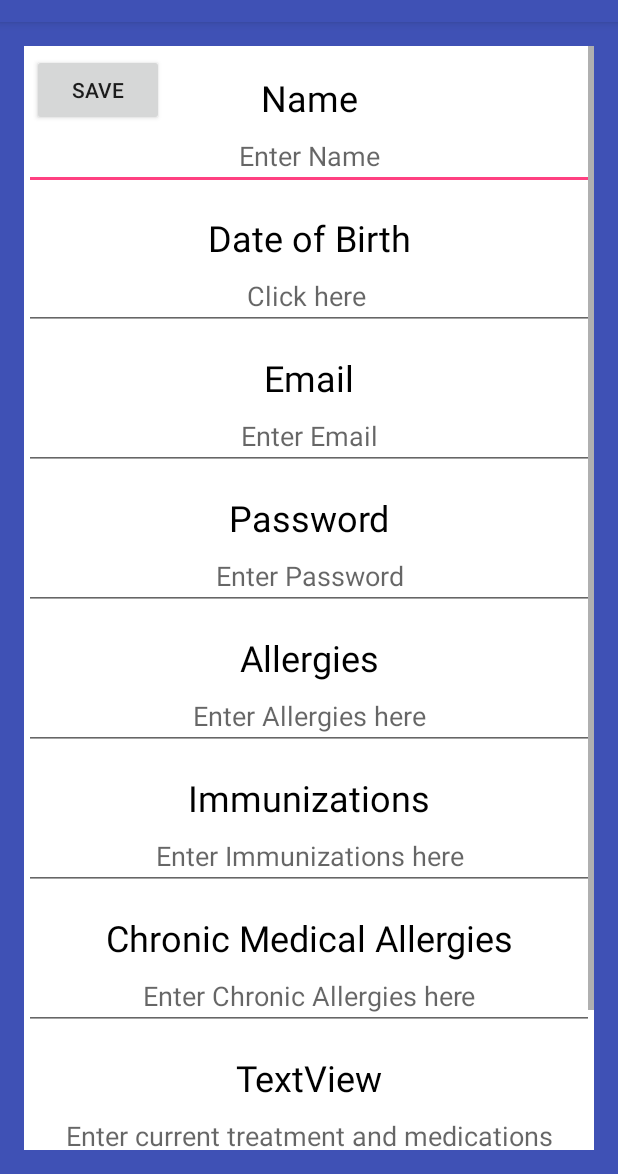
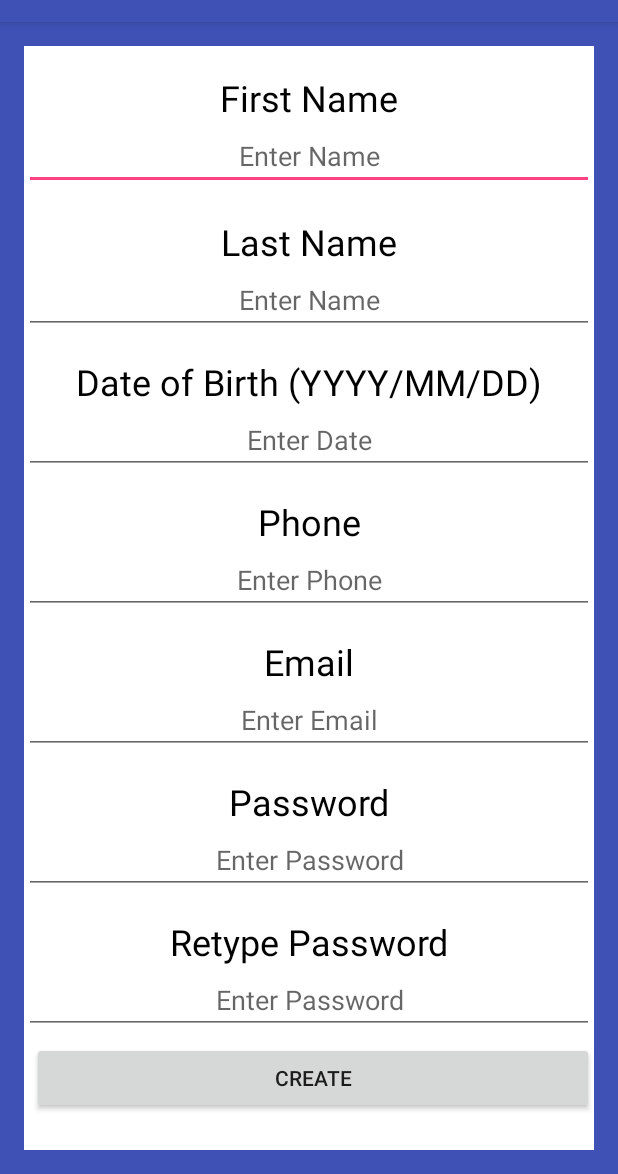
Before and after one commit to Team11-MedAppJam/HealthCombinder, an Android app: the CreateAccount screen opened directly, with no data from a screen before it, on a phone screen of 412 x 824 dp, the part 62-1236 px from its top. Run offline under Robolectric (Android 15) with nearby library versions, the phone set to English and light mode, and no system bars.

Commit message:
Create Account, Timeline changes
Implement create account. Fix timeline header bug, timeline reloads on
resume

```diff
--- a/app/src/main/AndroidManifest.xml
+++ b/app/src/main/AndroidManifest.xml
@@ -14,7 +14,6 @@
             android:name=".Timeline"
             android:label="@string/app_name"
             android:theme="@style/AppTheme.NoActionBar">
-
         </activity>
         <activity android:name=".LoginActivity">
             <intent-filter>
@@ -57,7 +56,8 @@
         <activity
             android:name=".add_reminder"
             android:theme="@style/AppTheme.Popup" />
-        <activity android:name=".CreateAccount"></activity>
+        <activity android:name=".CreateAccount">
+        </activity>
     </application>
 
 </manifest>
--- a/app/src/main/res/layout/activity_create_account.xml
+++ b/app/src/main/res/layout/activity_create_account.xml
@@ -10,15 +10,6 @@
     android:paddingTop="@dimen/activity_vertical_margin"
     tools:context="team11.healthcombinder.CreateAccount"
     android:background="@color/colorPrimary">
-
-    <Button
-        android:text="Save"
-        android:layout_width="wrap_content"
-        android:layout_height="wrap_content"
-        android:id="@+id/save"
-        android:layout_alignParentTop="true"
-        android:layout_marginLeft="5dp"
-        android:layout_marginTop="5dp" />
 
     <ScrollView
         android:layout_width="match_parent"
@@ -33,7 +24,7 @@
             android:orientation="vertical" >
 
             <TextView
-                android:text="Name"
+                android:text="First Name"
                 android:layout_width="match_parent"
                 android:layout_height="wrap_content"
                 android:id="@+id/Name"
@@ -47,14 +38,37 @@
                 android:layout_height="wrap_content"
                 android:inputType="textPersonName"
                 android:ems="10"
-                android:id="@+id/editName"
+                android:id="@+id/editFirst"
                 android:gravity="center"
                 android:hint="Enter Name"
                 android:textSize="18sp"
                 android:singleLine="false" />
 
             <TextView
-                android:text="Date of Birth"
+                android:text="Last Name"
+                android:layout_width="match_parent"
+                android:layout_height="wrap_content"
+                android:id="@+id/textView16"
+                android:gravity="center"
+                android:textSize="24sp"
+                android:layout_marginTop="18dp"
+                android:textColor="@android:color/black"
+                tools:gravity="center" />
+
+            <EditText
+                android:layout_width="match_parent"
+                android:layout_height="wrap_content"
+                android:inputType="textPersonName"
+                android:ems="10"
+                android:id="@+id/editLast"
+                android:gravity="center"
+                android:hint="Enter Name"
+                android:textSize="18sp"
+                android:singleLine="false"
+                tools:gravity="center" />
+
+            <TextView
+                android:text="Date of Birth (YYYY/MM/DD)"
                 android:layout_width="match_parent"
                 android:layout_height="wrap_content"
                 android:id="@+id/Dob"
@@ -68,11 +82,29 @@
                 android:layout_height="wrap_content"
                 android:inputType="date"
                 android:ems="10"
-                android:id="@+id/editDob"
-                android:hint="Click here "
+                android:id="@+id/editDate"
+                android:hint="Enter Date"
+                android:selectAllOnFocus="false"
+                android:gravity="center" />
+
+            <TextView
+                android:text="Phone"
+                android:layout_width="match_parent"
+                android:layout_height="wrap_content"
+                android:id="@+id/textView19"
                 android:gravity="center"
-                android:textSize="18sp"
-                android:singleLine="false" />
+                android:textSize="24sp"
+                android:layout_marginTop="15dp"
+                android:textColor="@android:color/black" />
+
+            <EditText
+                android:layout_width="match_parent"
+                android:layout_height="wrap_content"
+                android:inputType="phone"
+                android:ems="10"
+                android:id="@+id/editPhone"
+                android:hint="Enter Phone"
+                android:gravity="center_vertical|center" />
 
             <TextView
                 android:text="Email"
@@ -110,17 +142,17 @@
                 android:layout_height="wrap_content"
                 android:inputType="textPassword"
                 android:ems="10"
-                android:id="@+id/editPassword"
+                android:id="@+id/password1"
                 android:hint="Enter Password"
                 android:gravity="center"
                 android:textSize="18sp"
                 android:singleLine="false" />
 
             <TextView
-                android:text="Allergies"
+                android:text="Retype Password"
                 android:layout_width="match_parent"
                 android:layout_height="wrap_content"
-                android:id="@+id/Allergies"
+                android:id="@+id/textView17"
                 android:gravity="center"
                 android:textSize="24sp"
                 android:layout_marginTop="15dp"
@@ -129,97 +161,24 @@
             <EditText
                 android:layout_width="match_parent"
                 android:layout_height="wrap_content"
-                android:inputType="textPersonName"
+                android:inputType="textPassword"
                 android:ems="10"
-                android:id="@+id/editAllergies"
-                android:hint="Enter Allergies here"
+                android:id="@+id/password2"
+                android:hint="Enter Password"
                 android:gravity="center"
                 android:textSize="18sp"
                 android:singleLine="false" />
 
-            <TextView
-                android:text="Immunizations"
+            <Button
+                android:text="Create"
                 android:layout_width="match_parent"
                 android:layout_height="wrap_content"
-                android:id="@+id/Immunizations"
-                android:gravity="center"
-                android:textSize="24sp"
-                android:layout_marginTop="15dp"
-                android:textColor="@android:color/black" />
+                android:id="@+id/Save"
+                android:layout_alignParentTop="true"
+                android:layout_marginLeft="5dp"
+                android:layout_marginTop="5dp"
+                android:onClick="createButton" />
 
-            <EditText
-                android:layout_width="match_parent"
-                android:layout_height="wrap_content"
-                android:inputType="textPersonName"
-                android:ems="10"
-                android:id="@+id/editImmunizations"
-                android:hint="Enter Immunizations here"
-                android:gravity="center"
-                android:textSize="18sp"
-                android:singleLine="false" />
-
-            <TextView
-                android:text="Chronic Medical Allergies"
-                android:layout_width="match_parent"
-                android:layout_height="wrap_content"
-                android:id="@+id/CMA"
-                android:gravity="center"
-                android:textSize="24sp"
-                android:layout_marginTop="15dp"
-                android:textColor="@android:color/black" />
-
-            <EditText
-                android:layout_width="match_parent"
-                android:layout_height="wrap_content"
-                android:inputType="textPersonName"
-                android:ems="10"
-                android:id="@+id/editCMA"
-                android:hint="Enter Chronic Allergies here"
-                android:gravity="center"
-                android:textSize="18sp"
-                android:singleLine="false" />
-
-            <TextView
-                android:text="TextView"
-                android:layout_width="match_parent"
-                android:layout_height="wrap_content"
-                android:id="@+id/Treatment"
-                android:gravity="center"
-                android:textSize="24sp"
-                android:layout_marginTop="15dp"
-                android:textColor="@android:color/black" />
-
-            <EditText
-                android:layout_width="match_parent"
-                android:layout_height="wrap_content"
-                android:inputType="textPersonName"
-                android:ems="10"
-                android:id="@+id/editTreatment"
-                android:hint="Enter current treatment and medications"
-                android:gravity="center"
-                android:textSize="18sp"
-                android:singleLine="false" />
-
-            <TextView
-                android:text="Family History"
-                android:layout_width="match_parent"
-                android:layout_height="wrap_content"
-                android:id="@+id/FamilyHistory"
-                android:gravity="center"
-                android:textSize="24sp"
-                android:layout_marginTop="15dp"
-                android:textColor="@android:color/black" />
-
-            <EditText
-                android:layout_width="match_parent"
-                android:layout_height="wrap_content"
-                android:inputType="textPersonName"
-                android:ems="10"
-                android:id="@+id/editFamilyHistory"
-                android:hint="Enter Family History here"
-                android:gravity="center"
-                android:textSize="18sp"
-                android:singleLine="false" />
         </LinearLayout>
     </ScrollView>
 </RelativeLayout>
--- a/app/src/main/res/layout/activity_login.xml
+++ b/app/src/main/res/layout/activity_login.xml
@@ -65,7 +65,8 @@
                 android:layout_width="133dp"
                 android:layout_height="wrap_content"
                 android:id="@+id/button4"
-                android:layout_weight="0.09" />
+                android:layout_weight="0.09"
+                android:onClick="createAccountButton" />
         </LinearLayout>
 
     </LinearLayout>
```
Also changed, not shown: app/src/main/java/team11/healthcombinder/CreateAccount.java (+115 -1 lines), app/src/main/java/team11/healthcombinder/LoginActivity.java (+8 -1 lines), app/src/main/java/team11/healthcombinder/Timeline.java (+11 -11 lines), app/src/main/res/layout/activity_profile.xml (+3 -16 lines).
